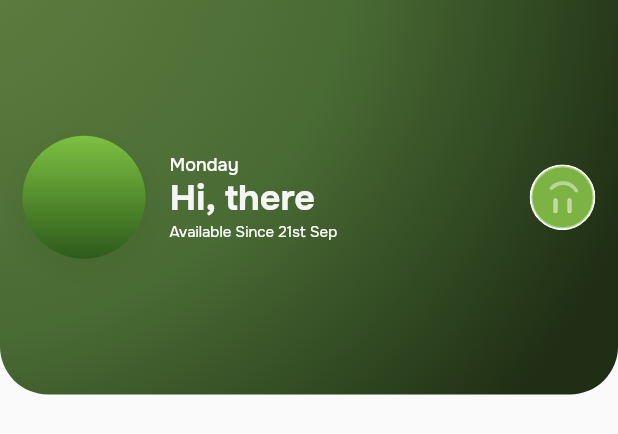
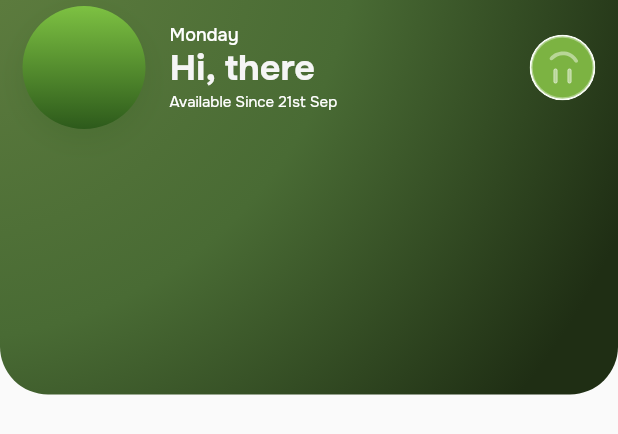
Before and after one commit to neWwave-io/50-yards-challenge, a Flutter app: the HomeHeader widget shown alone on an empty page, opened directly with empty values, on a phone screen of 412 x 824 dp. Shown: the top 434 px of the screen. Run offline on Flutter 3.47's test engine with Material 3 defaults, Android fonts, the phone set to English and light mode, and no system bars; our stand-ins replace auto_size_text, carousel_slider, chewie, dropdown_button2, easy_debounce, expandable and 22 more; missing offline and left inert: aligned_dialog, blurhash_dart, file_saver, json_path, mime_type, webview_flutter_android and 1 more; accounts and stored records are empty; network calls fail; project files that could hold a hidden picture were left out.

Commit message:
Keep the challenge card off the greeting
The header row was centring itself in the whole 263px banner, so it sat
around y=157 while the card started at 159 — the card covered the name
and the join date.

The design puts that row just under the status bar with 82px of height
and starts the card at 159, which is 100px below a 59px status bar. So
the row is pinned to the top and the card's offset is measured from the
real inset instead of hardcoded, and a taller status bar now moves both
down together.

The new test asserts the greeting and the join date both end above the
card at three status-bar heights. Against the old layout it fails with
the greeting at 157 and the card top at 124.

Co-Authored-By: Claude Opus 5 (1M context) <noreply@anthropic.com>

```diff
--- a/lib/features/home/widgets/home_header.dart
+++ b/lib/features/home/widgets/home_header.dart
@@ -17,6 +17,13 @@ class HomeHeader extends StatelessWidget {
   final VoidCallback? onStatusTap;
 
   static const height = 263.0;
+
+  /// The avatar-and-greeting row. The design gives it 82px, starting just
+  /// under the status bar, which leaves the rest of the banner for the card.
+  static const contentHeight = 82.0;
+
+  /// Where the challenge card starts, measured from the top of the banner.
+  static const cardTop = 159.0;
 
   @override
   Widget build(BuildContext context) {
@@ -40,6 +47,15 @@ class HomeHeader extends StatelessWidget {
       padding: const EdgeInsets.fromLTRB(15, 0, 15, 0),
       child: SafeArea(
         bottom: false,
+        // Pinned just below the status bar rather than centred in the banner:
+        // the banner's lower half is covered by the challenge card, and a
+        // centred row would sit underneath it.
+        child: Align(
+          alignment: Alignment.topCenter,
+          child: Padding(
+            padding: const EdgeInsets.only(top: 4),
+            child: SizedBox(
+              height: contentHeight,
               child: Row(
                 children: [
                   _Avatar(photoUrl: profile.photoUrl),
@@ -47,6 +63,7 @@ class HomeHeader extends StatelessWidget {
                   Expanded(
                     child: Column(
                       crossAxisAlignment: CrossAxisAlignment.start,
+                      mainAxisAlignment: MainAxisAlignment.center,
                       mainAxisSize: MainAxisSize.min,
                       children: [
                         _TeamLine(state: profile.state),
@@ -76,6 +93,9 @@ class HomeHeader extends StatelessWidget {
                     ),
                   ),
                 ],
+              ),
+            ),
+          ),
         ),
       ),
     );
```
Also changed, not shown: lib/features/home/home_screen.dart (+12 -2 lines), 1 other file. Lines whose indentation alone changed are shown as unchanged.
